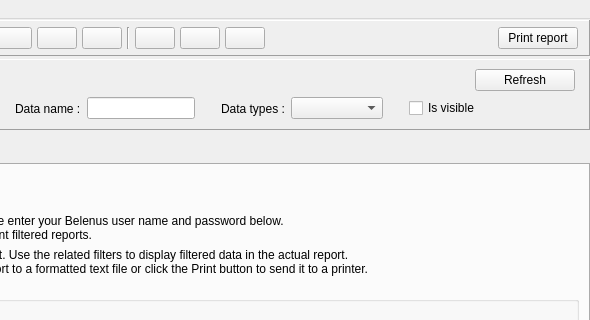
Old version of the form viewer/wndmain.ui in the repository tbikfalvi/Belenus; both pictures show x 347 to 937 and y 0 to 320 of the 937 by 536 pixel window.
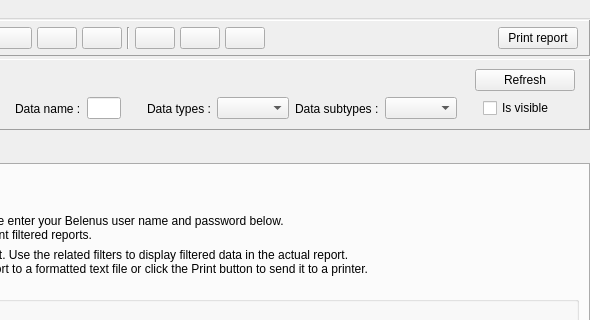
New version of the form.

```diff
--- a/viewer/wndmain.ui
+++ b/viewer/wndmain.ui
@@ -524,6 +524,16 @@
            </property>
           </widget>
          </item>
+         <item>
+          <widget class="QLabel" name="lblFilterDataSubType">
+           <property name="text">
+            <string>Data subtypes :</string>
+           </property>
+          </widget>
+         </item>
+         <item>
+          <widget class="QComboBox" name="cmbFilterDataSubTypes"/>
+         </item>
          <item>
           <spacer name="spacerFilter3">
            <property name="orientation">
```
